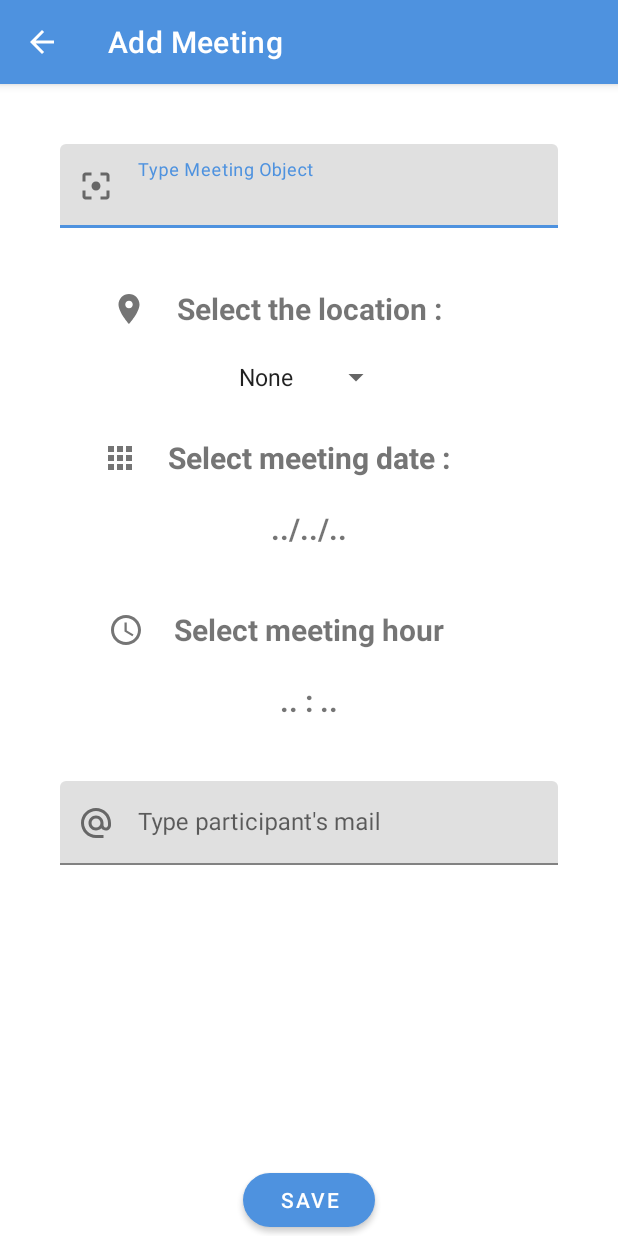
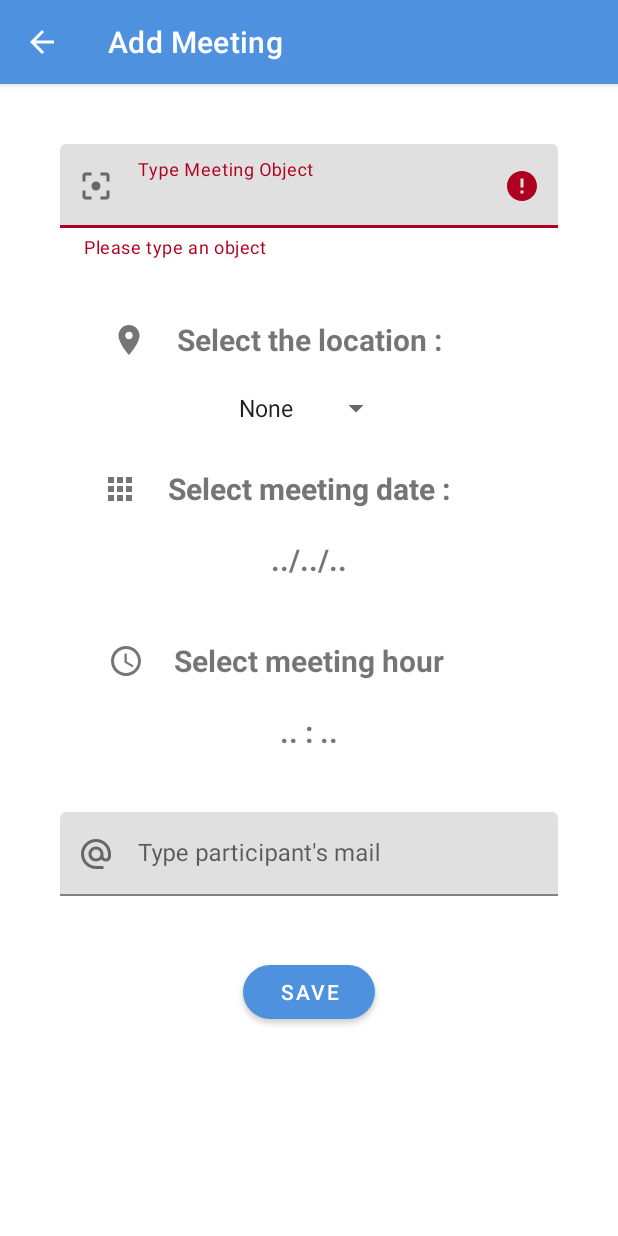
Before and after one commit to Strickle/MaReu, an Android app: the AddMeetingActivity screen opened directly, with no data from a screen before it, after a tap on "SAVE", on a phone screen of 412 x 824 dp. Run offline under Robolectric (Android 15) with nearby library versions, the phone set to English and light mode, and no system bars.

Commit message:
check addMeeting doesn't work if empty add the date to teh recyclerview

```diff
--- a/app/src/main/java/com/nounapps/mareu/ui/meeting_list/AddMeetingActivity.java
+++ b/app/src/main/java/com/nounapps/mareu/ui/meeting_list/AddMeetingActivity.java
@@ -1,6 +1,7 @@
 package com.nounapps.mareu.ui.meeting_list;
 
 import androidx.appcompat.app.AppCompatActivity;
+import androidx.recyclerview.widget.RecyclerView;
 
 import android.annotation.SuppressLint;
 import android.app.DatePickerDialog;
@@ -8,6 +9,7 @@ import android.app.TimePickerDialog;
 import android.graphics.Color;
 import android.graphics.drawable.ColorDrawable;
 import android.os.Bundle;
+import android.text.format.DateFormat;
 import android.view.View;
 import android.widget.AdapterView;
 import android.widget.ArrayAdapter;
@@ -23,6 +25,7 @@ import com.nounapps.mareu.service.MeetingApiService;
 
 import java.text.ParseException;
 import java.text.SimpleDateFormat;
+import java.time.format.DateTimeFormatter;
 import java.util.Calendar;
 import java.util.Date;
 import java.util.Objects;
@@ -31,11 +34,13 @@ public class AddMeetingActivity extends AppCompatActivity    {
 
     private ActivityAddMeetingBinding binding;
     private MeetingApiService mMeetingApiService;
+    private RecyclerView.Adapter adapter;
 
     private int meetingHour, meetingMinute;
     private String spinnerSelection;
 
-    private final Calendar globalCalendar = Calendar.getInstance();
+    private Calendar globalCalendar = Calendar.getInstance();
+
 
 
     @Override
@@ -123,28 +128,48 @@ public class AddMeetingActivity extends AppCompatActivity    {
         Toast.makeText(this, "Please fill in the empty fields", Toast.LENGTH_SHORT).show();
     }
 
-    public void formatGlobalCalendar(){}
+
+    public void formatGlobalCalendar(){
+
+
+    }
 
     public void createMeeting(){
         binding.create.setOnClickListener(v -> {
-            if (binding.tfObject.getEditText().getText().toString().matches("")||
-            binding.tfParticipants.getEditText().getText().toString().matches("")||
-                    spinnerSelection.matches("None")||
-                    binding.tvSelectedDate.getText().toString().matches("../../..")
-                    || binding.tvSelectedHour.getText().toString().matches(".. : ..")
-            ){
-               emptyMeetingMessage();
-            }else{
-            Meeting meeting = new Meeting(
-                    System.currentTimeMillis(),
-                    Objects.requireNonNull(binding.tfObject.getEditText()).getText().toString(),
-                    spinnerSelection,
-                    globalCalendar.getTime(),
-                    Objects.requireNonNull(binding.tfParticipants.getEditText()).getText().toString()
-            );
-            mMeetingApiService.createMeeting(meeting);
+
+            String objet = binding.tfObject.getEditText().getText().toString();
+            String location = spinnerSelection;
+            Date meetingDate = globalCalendar.getTime();
+            String participant = binding.tfParticipants.getEditText().getText().toString();
+
+            if (objet.isEmpty()) {
+                binding.tfObject.setError("Please type an object");
+                return;
+            }
+
+            if (location.matches("None")){
+                Toast.makeText(this, "Please choose a location", Toast.LENGTH_SHORT).show();
+                return;
+            }
+
+            if (binding.tvSelectedDate.getText().toString().matches("../../..")){
+                Toast.makeText(this, "Please choose a date", Toast.LENGTH_SHORT).show();
+                return;
+            }
+
+            if (binding.tvSelectedHour.getText().toString().matches(".. : ..")){
+                Toast.makeText(this, "Please choose a hour", Toast.LENGTH_SHORT).show();
+                return;
+            }
+
+            if (participant.isEmpty()) {
+                binding.tfParticipants.setError("Please type a participant");
+                return;
+            }
+
+            mMeetingApiService.createMeeting(new Meeting(0,objet,location,meetingDate,participant));
+            Toast.makeText(this, "Meeting created !", Toast.LENGTH_SHORT).show();
             finish();
-        };
         });
     }
 }
--- a/app/src/main/java/com/nounapps/mareu/ui/meeting_list/MeetingListActivity.java
+++ b/app/src/main/java/com/nounapps/mareu/ui/meeting_list/MeetingListActivity.java
@@ -87,7 +87,7 @@ public class MeetingListActivity extends AppCompatActivity {
             public boolean onQueryTextChange(String newText) {
                 mMeetings.clear();
                 mMeetings.addAll(mMeetingApiService.getFilteredMeeting(newText));
-                Objects.requireNonNull(binding.rvMeeting.getAdapter()).notifyDataSetChanged();
+                binding.rvMeeting.getAdapter().notifyDataSetChanged();
                 return false;
             }
         });
--- a/app/src/main/res/layout/activity_add_meeting.xml
+++ b/app/src/main/res/layout/activity_add_meeting.xml
@@ -1,10 +1,16 @@
 <?xml version="1.0" encoding="utf-8"?>
-<androidx.constraintlayout.widget.ConstraintLayout xmlns:android="http://schemas.android.com/apk/res/android"
+<androidx.core.widget.NestedScrollView xmlns:android="http://schemas.android.com/apk/res/android"
     xmlns:app="http://schemas.android.com/apk/res-auto"
     xmlns:tools="http://schemas.android.com/tools"
+    android:fillViewport="true"
     android:layout_width="match_parent"
     android:layout_height="match_parent"
     tools:context=".ui.meeting_list.AddMeetingActivity">
+
+<androidx.constraintlayout.widget.ConstraintLayout
+    android:layout_width="match_parent"
+    android:layout_height="match_parent">
+
 
     <com.google.android.material.textfield.TextInputLayout
         android:id="@+id/tfObject"
@@ -158,15 +164,19 @@
             android:singleLine="true"/>
     </com.google.android.material.textfield.TextInputLayout>
 
+
     <com.google.android.material.button.MaterialButton
         android:id="@+id/create"
         style="@style/Widget.MaterialComponents.Button"
         android:layout_width="wrap_content"
         android:layout_height="wrap_content"
         android:enabled="false"
+        android:layout_marginTop="40dp"
         android:text="Save"
         app:cornerRadius="20dp"
-        app:layout_constraintBottom_toBottomOf="parent"
         app:layout_constraintEnd_toEndOf="parent"
-        app:layout_constraintStart_toStartOf="parent" />
+        app:layout_constraintStart_toStartOf="parent"
+        app:layout_constraintTop_toBottomOf="@+id/tfParticipants"/>
+
 </androidx.constraintlayout.widget.ConstraintLayout>
+</androidx.core.widget.NestedScrollView>
--- a/app/src/main/res/layout/activity_list_meeting.xml
+++ b/app/src/main/res/layout/activity_list_meeting.xml
@@ -12,7 +12,8 @@
         android:id="@+id/rv_meeting"
         app:layoutManager="androidx.recyclerview.widget.LinearLayoutManager"
         android:layout_width="match_parent"
-        android:layout_height="match_parent">
+        android:layout_height="match_parent"
+        tools:listitem="@layout/activity_list_item">
 
     </androidx.recyclerview.widget.RecyclerView>
 
```
Also changed, not shown: app/src/main/java/com/nounapps/mareu/ui/meeting_list/MyListMeetingRecyclerViewAdapter.java (+6 -6 lines).
